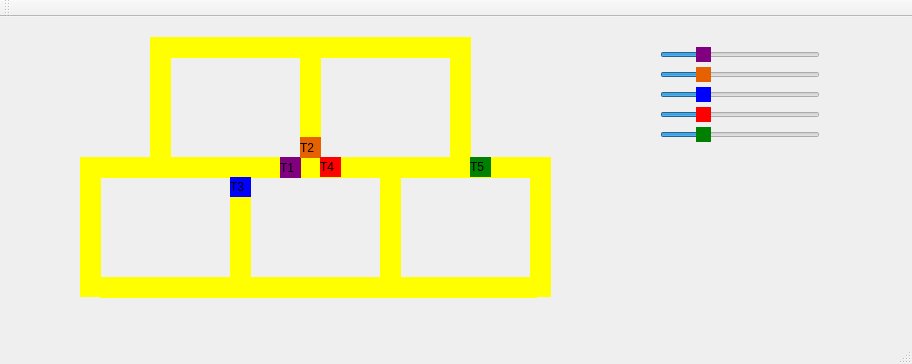
Arphor/Trens, file mainwindow.ui: the form before one commit.
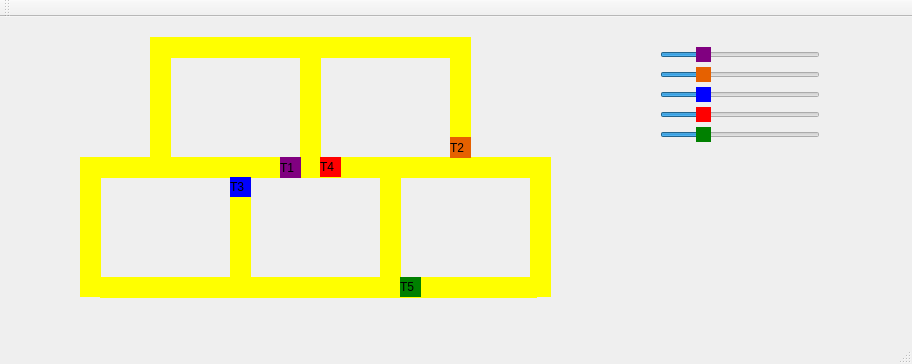
The form after the commit.

```diff
--- a/mainwindow.ui
+++ b/mainwindow.ui
@@ -33,7 +33,7 @@
    <widget class="QLabel" name="label_trem2">
     <property name="geometry">
      <rect>
-      <x>300</x>
+      <x>450</x>
       <y>120</y>
       <width>21</width>
       <height>21</height>
@@ -557,8 +557,8 @@
    <widget class="QLabel" name="label_trem5">
     <property name="geometry">
      <rect>
-      <x>470</x>
-      <y>140</y>
+      <x>400</x>
+      <y>260</y>
       <width>21</width>
       <height>20</height>
      </rect>
```
